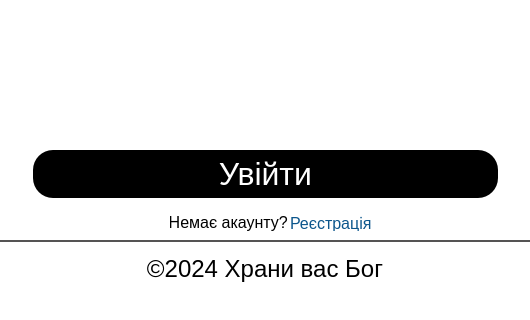
sopkodioni/gethealth, file mainwindow.ui: the form before one commit; both pictures show x 0 to 530 and y 380 to 700 of the 530 by 700 pixel window.
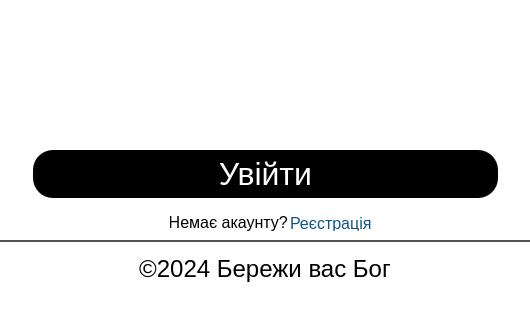
The form after the commit.

Commit message: added adjustments to the login page

```diff
--- a/mainwindow.ui
+++ b/mainwindow.ui
@@ -299,7 +299,7 @@
 border-top: 2px solid #555454;</string>
     </property>
     <property name="text">
-     <string>©2024 Храни вас Бог</string>
+     <string>©2024 Бережи вас Бог</string>
     </property>
     <property name="alignment">
      <set>Qt::AlignCenter</set>
```
